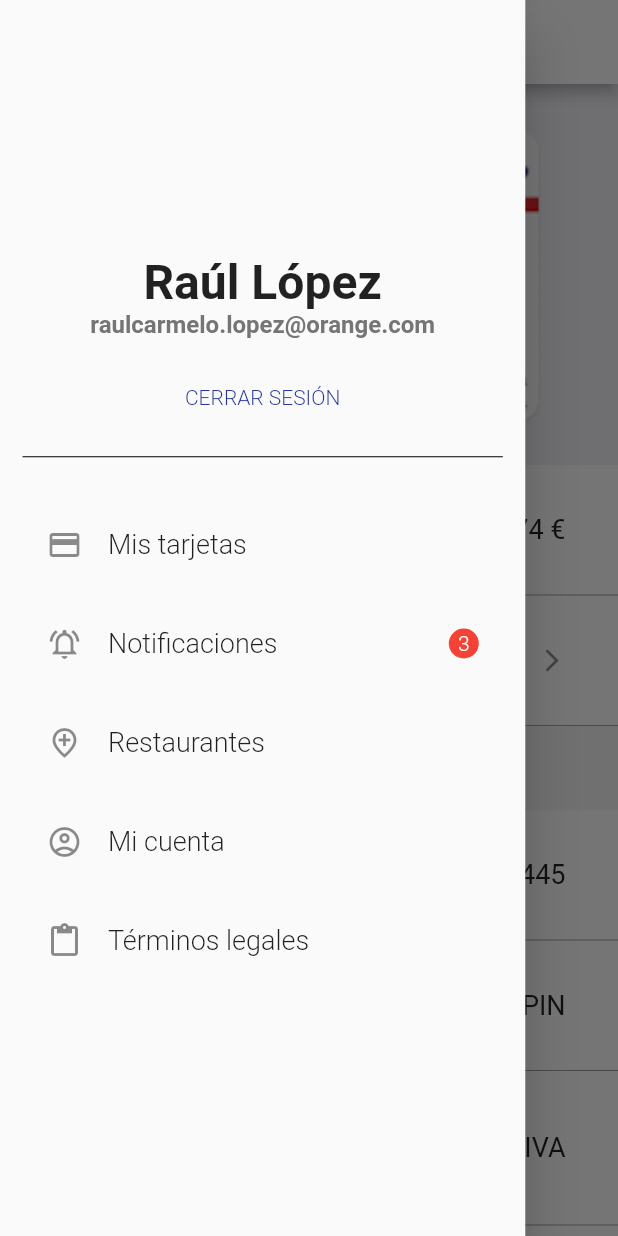
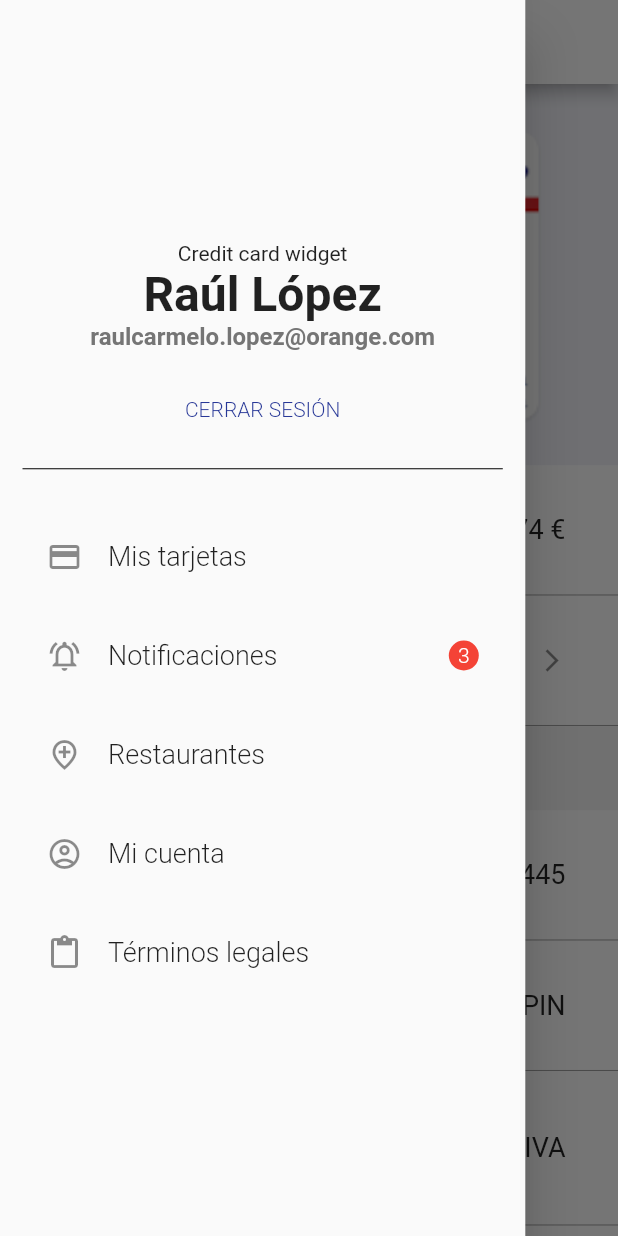
Before and after one commit to rldona/sodexo-flutter-clone, a Flutter app: the screen it shows after launch, with the side drawer open, on a phone screen of 412 x 824 dp. Run offline on Flutter 3.47's test engine with Material 2 defaults, Android fonts, the phone set to English and light mode, and no system bars; our stand-ins replace flutter_switch.

Commit message:
feat: added credit card widget

```diff
--- a/lib/src/pages/home_page.dart
+++ b/lib/src/pages/home_page.dart
@@ -1,4 +1,5 @@
 import 'package:flutter/material.dart';
+import 'package:sodexo_clone/src/widgets/credit_card_widget.dart';
 
 class HomePage extends StatefulWidget {
   HomePage({Key key}) : super(key: key);
@@ -85,6 +86,7 @@ class _HomePageState extends State<HomePage> {
             child: Column(
               mainAxisAlignment: MainAxisAlignment.center,
               children: <Widget>[
+                CreditCardWidget(),
                 Text(
                   'Raúl López',
                   style: TextStyle(
@@ -326,6 +328,8 @@ class _HomePageState extends State<HomePage> {
               ),
             );
 
+            // Crear funcion que cree el widget
+
             if (item['type'] == 'image') {
               return tileImageWidget;
             }
--- /dev/null
+++ b/lib/src/widgets/credit_card_widget.dart
@@ -0,0 +1,14 @@
+import 'package:flutter/material.dart';
+
+class CreditCardWidget extends StatelessWidget {
+  const CreditCardWidget({Key key}) : super(key: key);
+
+  @override
+  Widget build(BuildContext context) {
+    return Container(
+      child: Text(
+        'Credit card widget',
+      ),
+    );
+  }
+}
```
